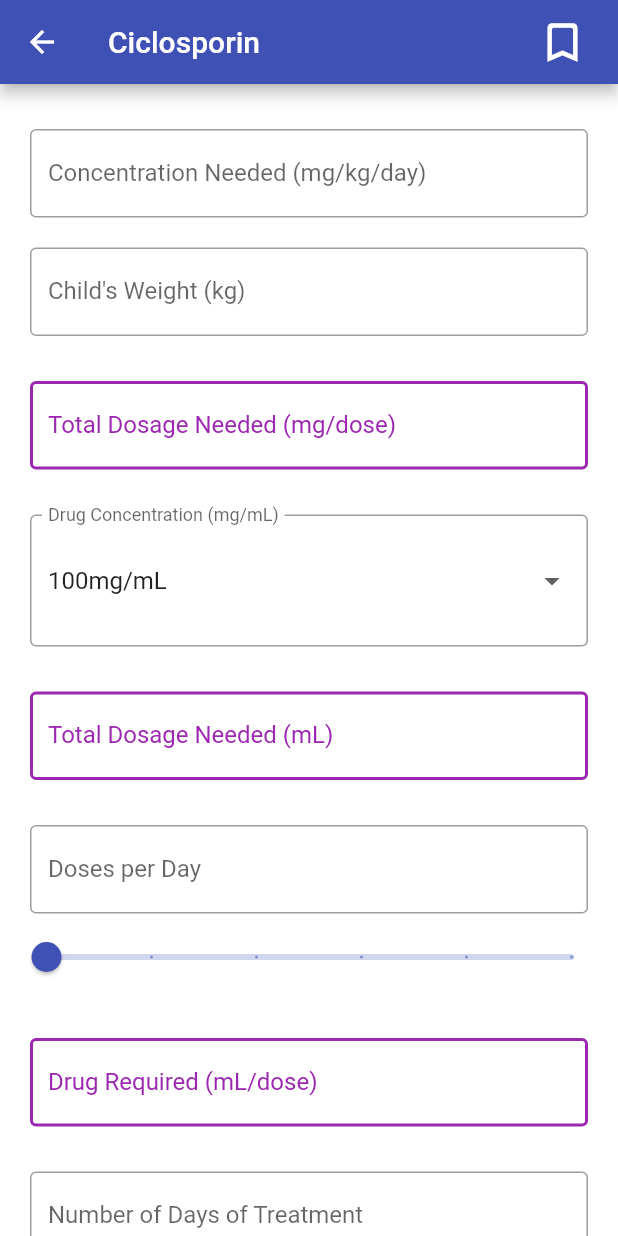
After one commit to CSCIX691DAL/Application-for-Dosing-of-Pediat, a Flutter app: the Med6 screen opened by its route, on a phone screen of 412 x 824 dp. The commit adds this screen. Run offline on Flutter 3.47's test engine with Material 2 defaults, Android fonts, the phone set to English and light mode, and no system bars.

Commit message:
completed med6

```diff
--- a/dosing_app/lib/main.dart
+++ b/dosing_app/lib/main.dart
@@ -5,6 +5,7 @@ import 'medications/med_1.dart';
 import 'medications/med_2.dart';
 import 'medications/med_3.dart';
 import 'medications/med_5.dart';
+import 'medications/med_6.dart';
 import 'medications/med_9.dart';
 import 'medications/med_10.dart';
 import 'medications/med_11.dart';
@@ -160,6 +161,10 @@ class MyApp extends StatelessWidget {
               index: 4,
               medications: medications,
               favMedications: favMedications),
+          '/med6': (context) => Med6(
+              index: 5,
+              medications: medications,
+              favMedications: favMedications),
           '/med9': (context) => Med9(
               index: 8,
               medications: medications,
--- /dev/null
+++ b/dosing_app/lib/medications/med_6.dart
@@ -0,0 +1,379 @@
+import 'package:flutter/material.dart';
+import 'package:flutter/services.dart';
+import 'package:flutter/widgets.dart';
+
+class Med6 extends StatefulWidget {
+  Med6(
+      {Key? key,
+      required this.index,
+      required this.medications,
+      required this.favMedications})
+      : super(key: key);
+
+  dynamic index;
+  dynamic medications;
+  dynamic favMedications;
+
+  @override
+  _Med6State createState() => _Med6State();
+}
+
+class _Med6State extends State<Med6> {
+  TextEditingController totalDoseNeededMgText = TextEditingController();
+  TextEditingController totalDoseNeededMlText = TextEditingController();
+  TextEditingController dosesPerDayText = TextEditingController();
+  TextEditingController drugRequiredText = TextEditingController();
+  TextEditingController volumeToDispenseText = TextEditingController();
+
+  double concentrationNeeded = 0;
+  double childWeight = 0;
+  double totalDoseNeededMg = 0;
+  double totalDoseNeededMl = 0;
+  int dosesPerDay = 0;
+  double drugRequired = 0;
+  int numDaysTreatment = 0;
+  double volumeToDispense = 0;
+
+  List<int> drugConcentrationItems = [100];
+  int drugConcentration = 100;
+
+  // Handle closing the keyboard when use taps anywhere else on the screen
+  late FocusNode myFocusNode;
+
+  @override
+  void initState() {
+    super.initState();
+    myFocusNode = FocusNode();
+  }
+
+  @override
+  void dispose() {
+    myFocusNode.dispose();
+    super.dispose();
+  }
+
+  void calcDosageNeededMg() {
+    totalDoseNeededMg = concentrationNeeded * childWeight;
+    totalDoseNeededMgText.text =
+        (totalDoseNeededMg).toStringAsFixed(2) + "mg/dose";
+  }
+
+  void calcDosageNeededMl() {
+    totalDoseNeededMl = totalDoseNeededMg / drugConcentration;
+    if (totalDoseNeededMl.isNaN || totalDoseNeededMl.isInfinite) {
+      totalDoseNeededMlText.text = (0).toStringAsFixed(2) + "mL";
+    } else {
+      totalDoseNeededMlText.text =
+          (totalDoseNeededMl).toStringAsFixed(2) + "mL";
+    }
+  }
+
+  void calcDrugRequired() {
+    drugRequired = totalDoseNeededMl / dosesPerDay;
+    if (drugRequired.isNaN || drugRequired.isInfinite) {
+      drugRequiredText.text = (0).toStringAsFixed(2) + "mL/dose";
+    } else {
+      drugRequiredText.text = (drugRequired).toStringAsFixed(2) + "mL/dose";
+    }
+  }
+
+  void calcVolumeToDispense() {
+    volumeToDispense = drugRequired * numDaysTreatment;
+    volumeToDispenseText.text = (volumeToDispense).toStringAsFixed(2) + "mL";
+  }
+
+  @override
+  Widget build(BuildContext context) {
+    Map medication = widget.medications[widget.index];
+    bool isFavourited = widget.favMedications.contains(medication);
+
+    return GestureDetector(
+        onTap: () {
+          FocusScopeNode currentFocus = FocusScope.of(context);
+
+          if (!currentFocus.hasPrimaryFocus) {
+            currentFocus.unfocus();
+          }
+        },
+        child: Scaffold(
+          appBar: AppBar(
+            title: Text(medication['name']),
+            actions: <Widget>[
+              Padding(
+                  padding: const EdgeInsets.only(right: 20.0),
+                  child: GestureDetector(
+                      onTap: () {
+                        setState(() {
+                          if (isFavourited) {
+                            widget.favMedications.remove(medication);
+                          } else {
+                            widget.favMedications.add(medication);
+                          }
+                        });
+                      },
+                      child: Icon(
+                        isFavourited
+                            ? Icons.bookmark
+                            : Icons.bookmark_outline_rounded,
+                        size: 34,
+                        // color: isFavourited ? Colors,
+                      )))
+            ],
+          ),
+          backgroundColor: Colors.white, //page background color
+
+          body: SingleChildScrollView(
+            child: Column(
+              children: [
+                // Concentration needed
+                Padding(
+                  padding: const EdgeInsets.only(
+                      left: 20, right: 20, top: 30, bottom: 0),
+                  child: TextField(
+                      keyboardType:
+                          const TextInputType.numberWithOptions(decimal: true),
+                      decoration: const InputDecoration(
+                        border: OutlineInputBorder(),
+                        labelText: "Concentration Needed (mg/kg/day)",
+                        hintText: "Concentration Needed (mg/kg/day)",
+                      ),
+                      onChanged: (value) {
+                        final x = double.tryParse(value);
+                        setState(() {
+                          concentrationNeeded = x ?? 0;
+                          calcDosageNeededMg();
+                          calcDosageNeededMl();
+                          calcDrugRequired();
+                          calcVolumeToDispense();
+                        });
+                      }),
+                ),
+
+                // Child's weight input field
+                Padding(
+                  padding: const EdgeInsets.only(
+                      left: 20, right: 20, top: 20, bottom: 0),
+                  child: TextField(
+                      keyboardType:
+                          const TextInputType.numberWithOptions(decimal: true),
+                      decoration: const InputDecoration(
+                        border: OutlineInputBorder(),
+                        labelText: "Child's Weight (kg)",
+                        hintText: "Child's Weight (kg)",
+                      ),
+                      onChanged: (value) {
+                        final x = double.tryParse(value);
+                        setState(() {
+                          childWeight = x ?? 0;
+                          calcDosageNeededMg();
+                          calcDosageNeededMl();
+                          calcDrugRequired();
+                          calcVolumeToDispense();
+                        });
+                      }),
+                ),
+
+                // Total dosage needed output field
+                Padding(
+                  padding: const EdgeInsets.only(
+                      left: 20, right: 20, top: 30, bottom: 0),
+                  child: TextField(
+                    controller: totalDoseNeededMgText,
+                    readOnly: true,
+                    decoration: const InputDecoration(
+                        border: OutlineInputBorder(),
+                        enabledBorder: OutlineInputBorder(
+                          borderSide:
+                              BorderSide(color: Colors.purple, width: 2.0),
+                        ),
+                        focusedBorder: OutlineInputBorder(
+                          borderSide:
+                              BorderSide(color: Colors.purple, width: 2.0),
+                        ),
+                        labelText: "Total Dosage Needed (mg/dose)",
+                        hintText: "0mg/dose",
+                        labelStyle: TextStyle(color: Colors.purple)),
+                  ),
+                ),
+
+                // Drug concentration dropdown
+                Padding(
+                    padding: const EdgeInsets.only(
+                        left: 20, right: 20, top: 30, bottom: 0),
+                    child: InputDecorator(
+                      decoration: const InputDecoration(
+                          border: OutlineInputBorder(),
+                          focusedBorder: OutlineInputBorder(
+                            borderSide:
+                                BorderSide(color: Colors.purple, width: 2.0),
+                          ),
+                          labelText: "Drug Concentration (mg/mL)"),
+                      child: DropdownButtonHideUnderline(
+                        child: DropdownButton<int>(
+                          // hint: Text('Please choose a location'),
+                          isExpanded: true,
+                          value: drugConcentration,
+                          onChanged: (newValue) {
+                            setState(() {
+                              drugConcentration = newValue!;
+                              calcDosageNeededMl();
+                              calcDrugRequired();
+                              calcVolumeToDispense();
+                            });
+                          },
+                          items: drugConcentrationItems.map((value) {
+                            return DropdownMenuItem(
+                              child: Text(value.toString() + "mg/mL"),
+                              value: value,
+                            );
+                          }).toList(),
+                        ),
+                      ),
+                    )),
+
+                // Total dosage needed (ml) output field
+                Padding(
+                  padding: const EdgeInsets.only(
+                      left: 20, right: 20, top: 30, bottom: 0),
+                  child: TextField(
+                    controller: totalDoseNeededMlText,
+                    readOnly: true,
+                    decoration: const InputDecoration(
+                        border: OutlineInputBorder(),
+                        enabledBorder: OutlineInputBorder(
+                          borderSide:
+                              BorderSide(color: Colors.purple, width: 2.0),
+                        ),
+                        focusedBorder: OutlineInputBorder(
+                          borderSide:
+                              BorderSide(color: Colors.purple, width: 2.0),
+                        ),
+                        labelText: "Total Dosage Needed (mL)",
+                        hintText: "0mL",
+                        labelStyle: TextStyle(color: Colors.purple)),
+                  ),
+                ),
+
+                // doses per day slider output
+                Padding(
+                  padding: const EdgeInsets.only(
+                      left: 20, right: 20, top: 30, bottom: 0),
+                  child: TextField(
+                    focusNode: myFocusNode,
+                    controller: dosesPerDayText,
+                    readOnly: true,
+                    decoration: const InputDecoration(
+                      border: OutlineInputBorder(),
+                      enabledBorder: OutlineInputBorder(
+                        borderSide: BorderSide(color: Colors.grey, width: 1.0),
+                      ),
+                      focusedBorder: OutlineInputBorder(
+                        borderSide:
+                            BorderSide(color: Colors.indigo, width: 2.0),
+                      ),
+                      labelText: "Doses per Day",
+                      hintText: "0 doses per day",
+                    ),
+                  ),
+                ),
+
+                // doses per day slider
+                Padding(
+                  padding: const EdgeInsets.only(
+                      left: 5, right: 5, top: 5, bottom: 0),
+                  child: Slider(
+                    value: dosesPerDay.toDouble(),
+                    min: 0.0,
+                    max: 5.0,
+                    divisions: 5,
+                    label: dosesPerDay.toString(),
+                    onChanged: (value) {
+                      myFocusNode.requestFocus();
+                      setState(() {
+                        dosesPerDay = value.toInt();
+                        if (dosesPerDay == 1) {
+                          dosesPerDayText.text =
+                              (dosesPerDay.toString() + " dose per day");
+                        } else {
+                          dosesPerDayText.text =
+                              (dosesPerDay.toString() + " doses per day");
+                        }
+                        calcDrugRequired();
+                        calcVolumeToDispense();
+                      });
+                    },
+                  ),
+                ),
+
+                // Drug required
+                Padding(
+                  padding: const EdgeInsets.only(
+                      left: 20, right: 20, top: 30, bottom: 0),
+                  child: TextField(
+                    controller: drugRequiredText,
+                    readOnly: true,
+                    decoration: const InputDecoration(
+                        border: OutlineInputBorder(),
+                        enabledBorder: OutlineInputBorder(
+                          borderSide:
+                              BorderSide(color: Colors.purple, width: 2.0),
+                        ),
+                        focusedBorder: OutlineInputBorder(
+                          borderSide:
+                              BorderSide(color: Colors.purple, width: 2.0),
+                        ),
+                        labelText: "Drug Required (mL/dose)",
+                        hintText: "0mL/dose",
+                        labelStyle: TextStyle(color: Colors.purple)),
+                  ),
+                ),
+
+                // Number of days of treatment
+                Padding(
+                  padding: const EdgeInsets.only(
+                      left: 20, right: 20, top: 30, bottom: 0),
+                  child: TextField(
+                      keyboardType:
+                          const TextInputType.numberWithOptions(decimal: false),
+                      decoration: const InputDecoration(
+                        border: OutlineInputBorder(),
+                        labelText: "Number of Days of Treatment",
+                        hintText: "Number of Days of Treatment",
+                      ),
+                      onChanged: (value) {
+                        final x = int.tryParse(value);
+                        setState(() {
+                          numDaysTreatment = x ?? 0;
+                          calcVolumeToDispense();
+                        });
+                      }),
+                ),
+
+                // Total volume to dispense
+                Padding(
+                  padding: const EdgeInsets.only(
+                      left: 20, right: 20, top: 30, bottom: 60),
+                  child: TextField(
+                    controller: volumeToDispenseText,
+                    readOnly: true,
+                    decoration: const InputDecoration(
+                        border: OutlineInputBorder(),
+                        enabledBorder: OutlineInputBorder(
+                          borderSide:
+                              BorderSide(color: Colors.purple, width: 2.0),
+                        ),
+                        focusedBorder: OutlineInputBorder(
+                          borderSide:
+                              BorderSide(color: Colors.purple, width: 2.0),
+                        ),
+                        labelText: "Total Volume to Dispense (mL/dose)",
+                        hintText: "0mL",
+                        labelStyle: TextStyle(color: Colors.purple)),
+                  ),
+                ),
+              ],
+            ),
+          ),
+        ));
+  }
+}
```
